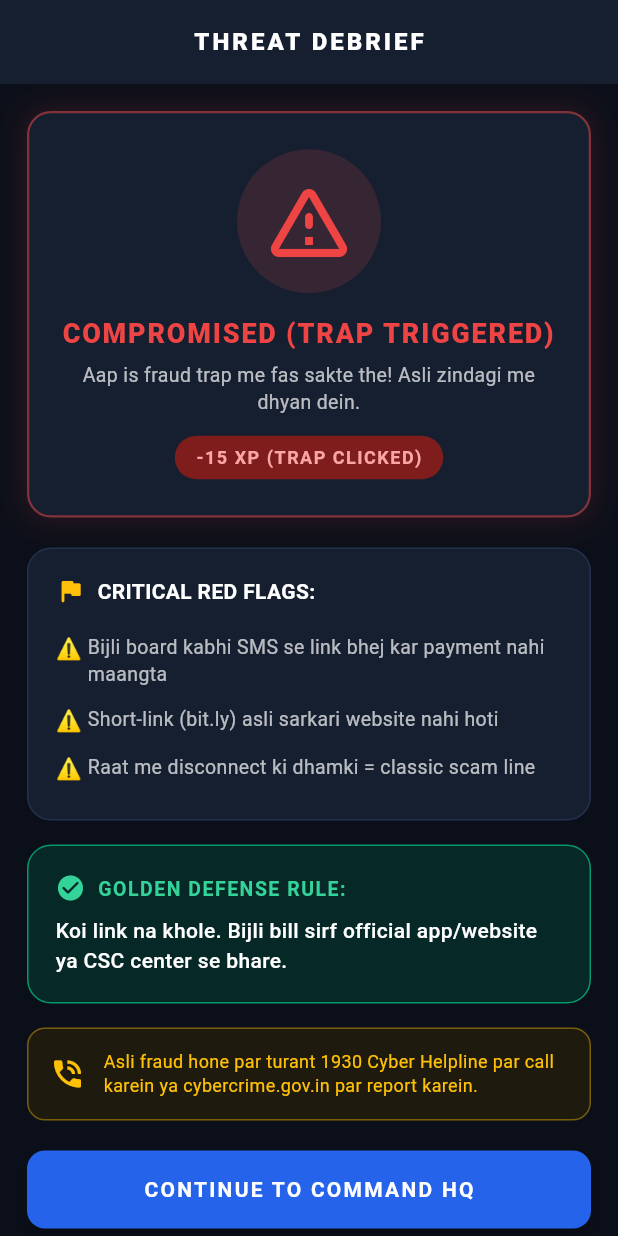
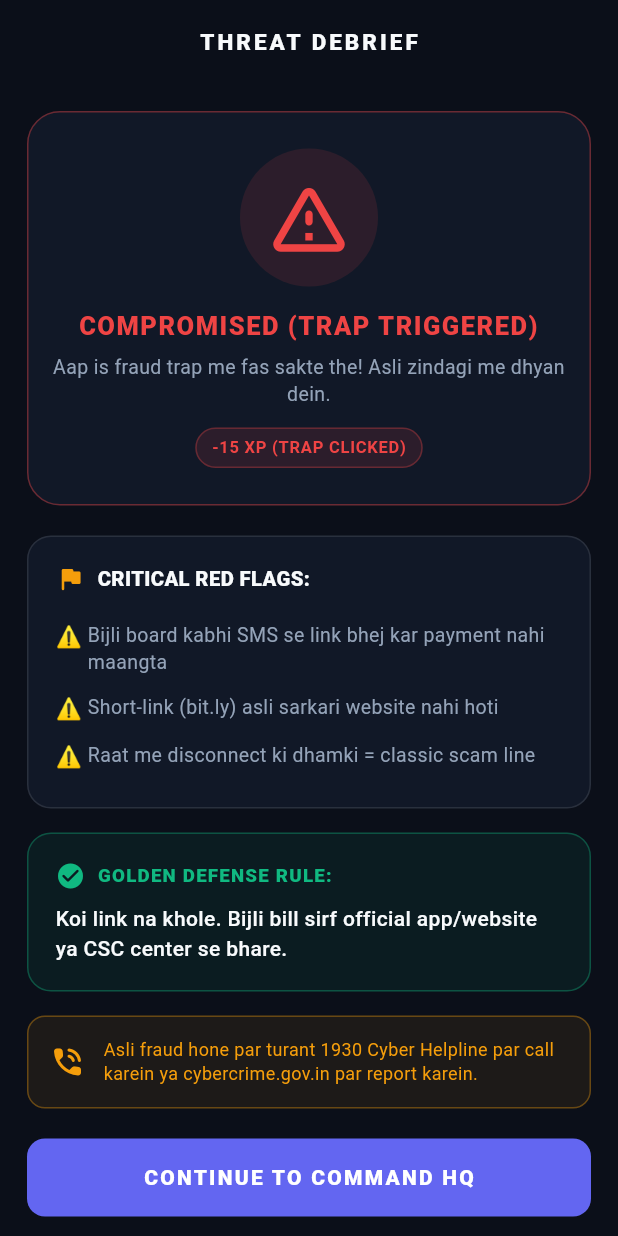
Before and after one commit to jitutayade85-dotcom/j-cyber_fraud_simulator-app, a Flutter app: the FeedbackScreen screen opened directly with sample values from the repository, on a phone screen of 412 x 824 dp. Run offline on Flutter 3.47's test engine with Material 3 defaults, Android fonts, the phone set to English and light mode, and no system bars; our stand-ins replace flutter_local_notifications, pdf, printing, shared_preferences; missing offline and left inert: workmanager; accounts and stored records are empty.

Commit message:
Unify FeedbackScreen with Lovable SaaS design tokens

```diff
--- a/lib/screens/feedback_screen.dart
+++ b/lib/screens/feedback_screen.dart
@@ -1,5 +1,6 @@
 import 'package:flutter/material.dart';
 
+import '../app_theme.dart';
 import '../models/scam_scenario.dart';
 import 'dashboard_screen.dart';
 
@@ -17,23 +18,20 @@ class FeedbackScreen extends StatelessWidget {
 
   @override
   Widget build(BuildContext context) {
-    const bgDark = Color(0xFF0B0F19);
-    const cardBg = Color(0xFF161F30);
-    const borderColor = Color(0xFF23314E);
-    final accentColor = wasCorrect ? const Color(0xFF10B981) : const Color(0xFFEF4444);
+    final accentColor = wasCorrect ? AppColors.success : AppColors.danger;
 
     return Scaffold(
-      backgroundColor: bgDark,
+      backgroundColor: AppColors.bg,
       appBar: AppBar(
-        backgroundColor: cardBg,
+        backgroundColor: AppColors.bg,
         elevation: 0,
         centerTitle: true,
         title: const Text(
           'THREAT DEBRIEF',
           style: TextStyle(
-            color: Colors.white,
-            fontWeight: FontWeight.w900,
-            fontSize: 16,
+            color: AppColors.textPrimary,
+            fontWeight: FontWeight.w800,
+            fontSize: 15,
             letterSpacing: 2.0,
           ),
         ),
@@ -47,16 +45,9 @@ class FeedbackScreen extends StatelessWidget {
             Container(
               padding: const EdgeInsets.symmetric(vertical: 24, horizontal: 16),
               decoration: BoxDecoration(
-                color: cardBg,
-                borderRadius: BorderRadius.circular(16),
-                border: Border.all(color: accentColor.withOpacity(0.5), width: 1.5),
-                boxShadow: [
-                  BoxShadow(
-                    color: accentColor.withOpacity(0.15),
-                    blurRadius: 18,
-                    spreadRadius: 2,
-                  ),
-                ],
+                color: AppColors.surface,
+                borderRadius: BorderRadius.circular(AppRadius.lg),
+                border: Border.all(color: accentColor.withOpacity(0.4), width: 1),
               ),
               child: Column(
                 children: [
@@ -64,12 +55,12 @@ class FeedbackScreen extends StatelessWidget {
                     padding: const EdgeInsets.all(16),
                     decoration: BoxDecoration(
                       shape: BoxShape.circle,
-                      color: accentColor.withOpacity(0.15),
+                      color: accentColor.withOpacity(0.12),
                     ),
                     child: Icon(
                       wasCorrect ? Icons.shield_rounded : Icons.warning_amber_rounded,
                       color: accentColor,
-                      size: 64,
+                      size: 60,
                     ),
                   ),
                   const SizedBox(height: 14),
@@ -78,9 +69,9 @@ class FeedbackScreen extends StatelessWidget {
                     textAlign: TextAlign.center,
                     style: TextStyle(
                       color: accentColor,
-                      fontSize: 18,
-                      fontWeight: FontWeight.w900,
-                      letterSpacing: 1.2,
+                      fontSize: 17,
+                      fontWeight: FontWeight.w800,
+                      letterSpacing: 1.0,
                     ),
                   ),
                   const SizedBox(height: 6),
@@ -89,24 +80,12 @@ class FeedbackScreen extends StatelessWidget {
                         ? 'Shabash! Aapne scam ke red flags ko bilkul sahi pehchana.'
                         : 'Aap is fraud trap me fas sakte the! Asli zindagi me dhyan dein.',
                     textAlign: TextAlign.center,
-                    style: const TextStyle(color: Colors.white70, fontSize: 13, height: 1.4),
+                    style: const TextStyle(color: AppColors.textSecondary, fontSize: 13, height: 1.4),
                   ),
                   const SizedBox(height: 14),
-                  Container(
-                    padding: const EdgeInsets.symmetric(horizontal: 14, vertical: 6),
-                    decoration: BoxDecoration(
-                      color: wasCorrect ? const Color(0xFF064E3B) : const Color(0xFF7F1D1D),
-                      borderRadius: BorderRadius.circular(20),
-                    ),
-                    child: Text(
-                      wasCorrect ? '+25 DEFENSE XP' : '-15 XP (TRAP CLICKED)',
-                      style: TextStyle(
-                        color: wasCorrect ? const Color(0xFF6EE7B7) : const Color(0xFFFCA5A5),
-                        fontWeight: FontWeight.bold,
-                        fontSize: 12,
-                        letterSpacing: 1,
-                      ),
-                    ),
+                  StatusPill(
+                    label: wasCorrect ? '+25 DEFENSE XP' : '-15 XP (TRAP CLICKED)',
+                    color: accentColor,
                   ),
                 ],
               ),
@@ -114,26 +93,21 @@ class FeedbackScreen extends StatelessWidget {
             const SizedBox(height: 20),
 
             // Red Flags Breakdown Card
-            Container(
+            SaaSCard(
               padding: const EdgeInsets.all(18),
-              decoration: BoxDecoration(
-                color: cardBg,
-                borderRadius: BorderRadius.circular(16),
-                border: Border.all(color: borderColor),
-              ),
               child: Column(
                 crossAxisAlignment: CrossAxisAlignment.start,
                 children: [
                   const Row(
                     children: [
-                      Icon(Icons.flag_rounded, color: Colors.amber, size: 20),
+                      Icon(Icons.flag_rounded, color: AppColors.warning, size: 20),
                       SizedBox(width: 8),
                       Text(
                         'CRITICAL RED FLAGS:',
                         style: TextStyle(
-                          color: Colors.white,
-                          fontSize: 14,
-                          fontWeight: FontWeight.bold,
+                          color: AppColors.textPrimary,
+                          fontSize: 13.5,
+                          fontWeight: FontWeight.w800,
                         ),
                       ),
                     ],
@@ -149,7 +123,7 @@ class FeedbackScreen extends StatelessWidget {
                               child: Text(
                                 flag,
                                 style: const TextStyle(
-                                  color: Colors.white70,
+                                  color: AppColors.textSecondary,
                                   fontSize: 13,
                                   height: 1.4,
                                 ),
@@ -167,24 +141,24 @@ class FeedbackScreen extends StatelessWidget {
             Container(
               padding: const EdgeInsets.all(18),
               decoration: BoxDecoration(
-                color: const Color(0xFF062826),
-                borderRadius: BorderRadius.circular(16),
-                border: Border.all(color: const Color(0xFF059669)),
+                color: AppColors.success.withOpacity(0.08),
+                borderRadius: BorderRadius.circular(AppRadius.md),
+                border: Border.all(color: AppColors.success.withOpacity(0.35)),
               ),
               child: Column(
                 crossAxisAlignment: CrossAxisAlignment.start,
                 children: [
                   const Row(
                     children: [
-                      Icon(Icons.check_circle_rounded, color: Color(0xFF34D399), size: 20),
+                      Icon(Icons.check_circle_rounded, color: AppColors.success, size: 20),
                       SizedBox(width: 8),
                       Text(
                         'GOLDEN DEFENSE RULE:',
                         style: TextStyle(
-                          color: Color(0xFF34D399),
-                          fontSize: 13,
-                          fontWeight: FontWeight.bold,
-                          letterSpacing: 1,
+                          color: AppColors.success,
+                          fontSize: 12.5,
+                          fontWeight: FontWeight.w800,
+                          letterSpacing: 0.8,
                         ),
                       ),
                     ],
@@ -193,7 +167,7 @@ class FeedbackScreen extends StatelessWidget {
                   Text(
                     scenario.safeAction,
                     style: const TextStyle(
-                      color: Colors.white,
+                      color: AppColors.textPrimary,
                       fontSize: 14,
                       fontWeight: FontWeight.w500,
                       height: 1.4,
@@ -208,18 +182,18 @@ class FeedbackScreen extends StatelessWidget {
             Container(
               padding: const EdgeInsets.all(14),
               decoration: BoxDecoration(
-                color: const Color(0xFF1E1A0E),
+                color: AppColors.warning.withOpacity(0.08),
                 borderRadius: BorderRadius.circular(12),
-                border: Border.all(color: Colors.amber.withOpacity(0.4)),
+                border: Border.all(color: AppColors.warning.withOpacity(0.35)),
               ),
               child: const Row(
                 children: [
-                  Icon(Icons.phone_in_talk, color: Colors.amber, size: 24),
+                  Icon(Icons.phone_in_talk_rounded, color: AppColors.warning, size: 24),
                   SizedBox(width: 12),
                   Expanded(
                     child: Text(
                       'Asli fraud hone par turant 1930 Cyber Helpline par call karein ya cybercrime.gov.in par report karein.',
-                      style: TextStyle(color: Colors.amber, fontSize: 12, height: 1.3),
+                      style: TextStyle(color: AppColors.warning, fontSize: 12, height: 1.3),
                     ),
                   ),
                 ],
@@ -230,11 +204,11 @@ class FeedbackScreen extends StatelessWidget {
             // Back to Dashboard
             ElevatedButton(
               style: ElevatedButton.styleFrom(
-                backgroundColor: const Color(0xFF2563EB),
+                backgroundColor: AppColors.primary,
                 foregroundColor: Colors.white,
                 padding: const EdgeInsets.symmetric(vertical: 16),
                 shape: RoundedRectangleBorder(borderRadius: BorderRadius.circular(12)),
-                elevation: 4,
+                elevation: 0,
               ),
               onPressed: () => Navigator.of(context).pushAndRemoveUntil(
                 MaterialPageRoute(builder: (_) => const DashboardScreen()),
@@ -244,7 +218,7 @@ class FeedbackScreen extends StatelessWidget {
                 'CONTINUE TO COMMAND HQ',
                 style: TextStyle(
                   fontSize: 14,
-                  fontWeight: FontWeight.bold,
+                  fontWeight: FontWeight.w800,
                   letterSpacing: 1.5,
                 ),
               ),
```
